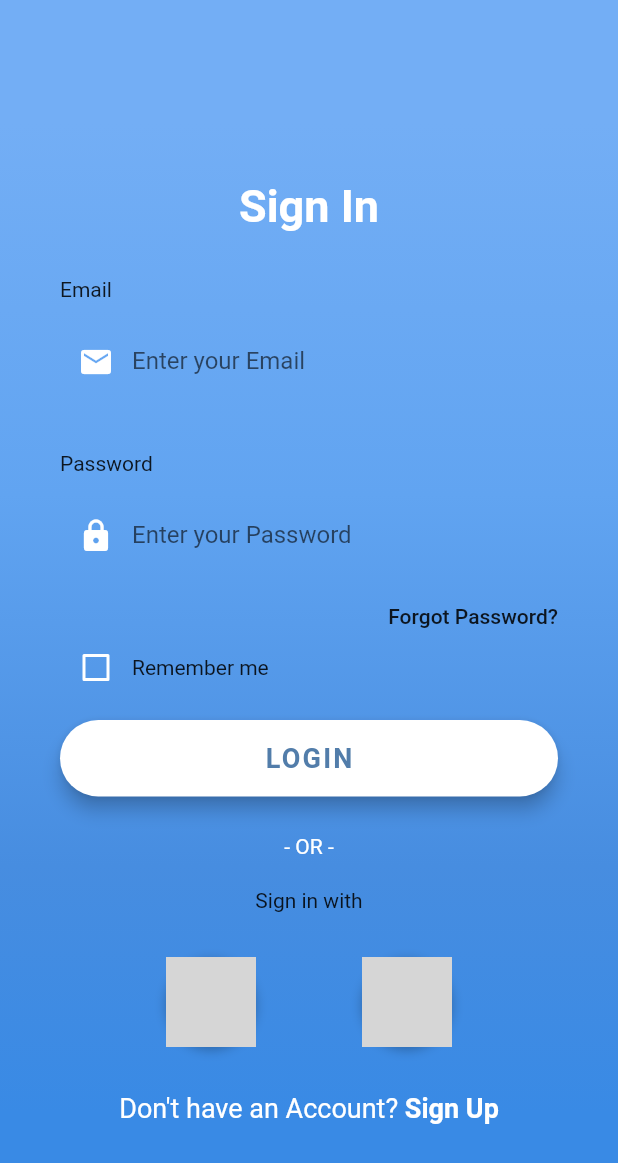
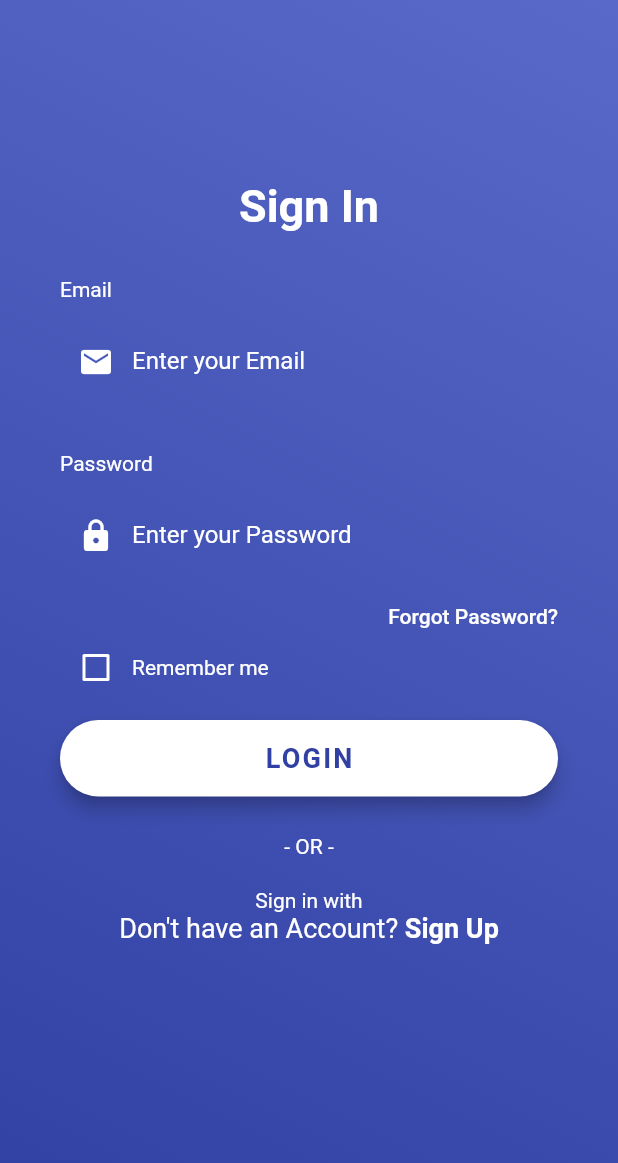
Before and after one commit to joaolucasportella/rac, a Flutter app: the screen it shows after launch, on a phone screen of 412 x 824 dp. Shown: the top 1163 px of the screen. Run offline on Flutter 3.47's test engine with Material 2 defaults, Android fonts, the phone set to English and light mode, and no system bars; Roboto replaces fonts that are missing (OpenSans); grey boxes are pictures that could not be loaded.

Commit message:
frontend-login

```diff
--- a/lib/screens/login/login_screen.dart
+++ b/lib/screens/login/login_screen.dart
@@ -15,6 +15,9 @@ class _LoginScreenState extends State<LoginScreen> {
       children: <Widget>[
         Text(
           'Email',
+          style: TextStyle(
+            color: Color(0xFFFFFFFF)
+          ),
         ),
         SizedBox(height: 10.0),
         Container(
@@ -34,6 +37,9 @@ class _LoginScreenState extends State<LoginScreen> {
                 color: Colors.white,
               ),
               hintText: 'Enter your Email',
+              hintStyle: TextStyle(
+                color: Color(0xFFFFFFFF)
+              )
             ),
           ),
         ),
@@ -47,6 +53,9 @@ class _LoginScreenState extends State<LoginScreen> {
       children: <Widget>[
         Text(
           'Password',
+          style: TextStyle(
+            color: Color(0xFFFFFFFF)
+          ),
         ),
         SizedBox(height: 10.0),
         Container(
@@ -66,6 +75,9 @@ class _LoginScreenState extends State<LoginScreen> {
                 color: Colors.white,
               ),
               hintText: 'Enter your Password',
+              hintStyle: TextStyle(
+                color: Color(0xFFFFFFFF)
+              )
             ),
           ),
         ),
@@ -81,6 +93,9 @@ class _LoginScreenState extends State<LoginScreen> {
         padding: EdgeInsets.only(right: 0.0),
         child: Text(
           'Forgot Password?',
+          style: TextStyle(
+            color: Color(0xFFFFFFFF)
+          ),
         ),
       ),
     );
@@ -106,6 +121,9 @@ class _LoginScreenState extends State<LoginScreen> {
           ),
           Text(
             'Remember me',
+            style: TextStyle(
+            color: Color(0xFFFFFFFF)
+          ),
           ),
         ],
       ),
@@ -127,7 +145,7 @@ class _LoginScreenState extends State<LoginScreen> {
         child: Text(
           'LOGIN',
           style: TextStyle(
-            color: Color(0xFF527DAA),
+            color: Color(0xFF3040a3),
             letterSpacing: 1.5,
             fontSize: 18.0,
             fontWeight: FontWeight.bold,
@@ -151,56 +169,59 @@ class _LoginScreenState extends State<LoginScreen> {
         SizedBox(height: 20.0),
         Text(
           'Sign in with',
+          style: TextStyle(
+            color: Color(0xFFFFFFFF)
+          ),
         ),
       ],
     );
   }
 
-  Widget _buildSocialBtn(Function onTap, AssetImage logo) {
-    return GestureDetector(
-      child: Container(
-        height: 60.0,
-        width: 60.0,
-        decoration: BoxDecoration(
-          shape: BoxShape.circle,
-          color: Colors.white,
-          boxShadow: [
-            BoxShadow(
-              color: Colors.black26,
-              offset: Offset(0, 2),
-              blurRadius: 6.0,
-            ),
-          ],
-          image: DecorationImage(
-            image: logo,
-          )
-        ),
-      ),
-    );
-  }
-
-  Widget _buildSocialBtnRow() {
-    return Padding(
-      padding: EdgeInsets.symmetric(vertical: 30.0),
-      child: Row(
-        mainAxisAlignment: MainAxisAlignment.spaceEvenly,
-        children: <Widget>[
-          _buildSocialBtn(
-            () => print('Login with Facebook'),
-            AssetImage(
-              'assets/logos/facebook.png',
-            ),
-          ),
-          _buildSocialBtn(
-            () => print('Login with Google'),
-            AssetImage(
-              'assets/logos/google.png',
-            ),
-          ),
-        ],
-      ),
-    );
-  }
+  //Widget _buildSocialBtn(Function onTap, AssetImage logo) {
+  //  return GestureDetector(
+  //    child: Container(
+  //      height: 60.0,
+  //      width: 60.0,
+  //      decoration: BoxDecoration(
+  //        shape: BoxShape.circle,
+  //        color: Colors.white,
+  //        boxShadow: [
+  //          BoxShadow(
+  //            color: Colors.black26,
+  //            offset: Offset(0, 2),
+  //            blurRadius: 6.0,
+  //          ),
+  //        ],
+  //        image: DecorationImage(
+  //          image: logo,
+  //        )
+  //      ),
+  //    ),
+  //  );
+  //}
+//
+  //Widget _buildSocialBtnRow() {
+  //  return Padding(
+  //    padding: EdgeInsets.symmetric(vertical: 30.0),
+  //    child: Row(
+  //      mainAxisAlignment: MainAxisAlignment.spaceEvenly,
+  //      children: <Widget>[
+  //        _buildSocialBtn(
+  //          () => print('Login with Facebook'),
+  //          AssetImage(
+  //            'assets/logos/facebook.png',
+  //          ),
+  //        ),
+  //        _buildSocialBtn(
+  //          () => print('Login with Google'),
+  //          AssetImage(
+  //            'assets/logos/google.png',
+  //          ),
+  //        ),
+  //      ],
+  //    ),
+  //  );
+  //}
 
   Widget _buildSignupBtn() {
     return GestureDetector(
@@ -244,15 +265,12 @@ class _LoginScreenState extends State<LoginScreen> {
                 width: double.infinity,
                 decoration: BoxDecoration(
                   gradient: LinearGradient(
-                    begin: Alignment.topCenter,
-                    end: Alignment.bottomCenter,
+                    begin: Alignment.bottomLeft,
+                    end: Alignment.topRight,
                     colors: [
-                      Color(0xFF73AEF5),
-                      Color(0xFF61A4F1),
-                      Color(0xFF478DE0),
-                      Color(0xFF398AE5),
+                      Color(0xFF3040a3),
+                      Color(0xFF5969c9)
                     ],
-                    stops: [0.1, 0.4, 0.7, 0.9],
                   ),
                 ),
               ),
@@ -286,7 +304,7 @@ class _LoginScreenState extends State<LoginScreen> {
                       _buildRememberMeCheckbox(),
                       _buildLoginBtn(),
                       _buildSignInWithText(),
-                      _buildSocialBtnRow(),
+                      //_buildSocialBtnRow(),
                       _buildSignupBtn(),
                     ],
                   ),
```
